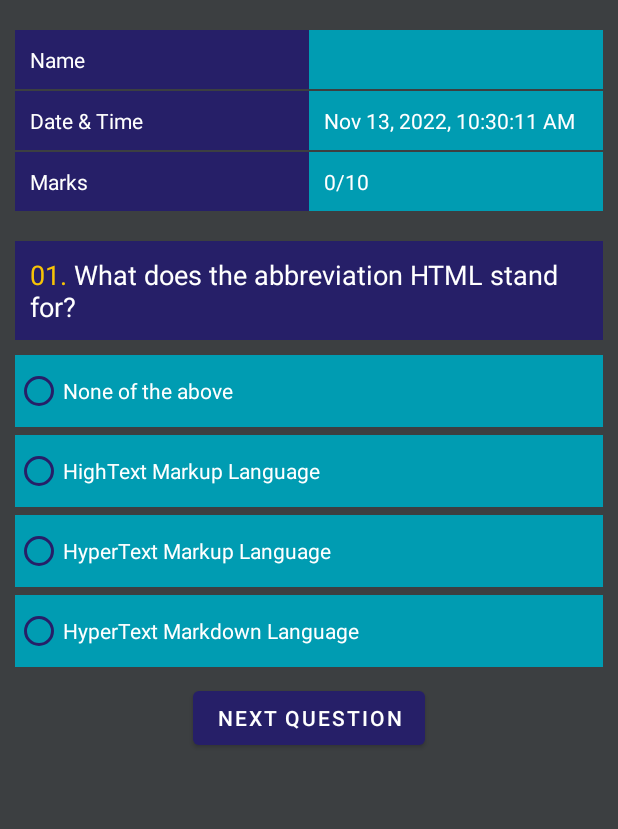
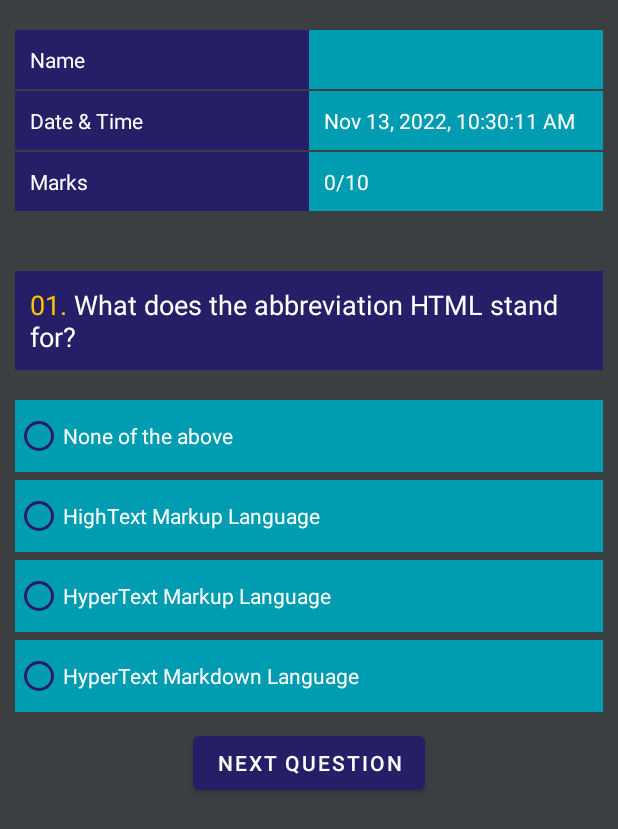
Before and after one commit to shahbazhassan42000/fun2learn, an Android app: the quizActivity screen opened directly, with no data from a screen before it, on a phone screen of 412 x 824 dp. Shown: the top 829 px of the screen. Run offline under Robolectric (Android 15) with nearby library versions, the phone set to English and light mode, and no system bars; Roboto replaces fonts that are not available here.

Commit message:
fixed margins and paddings

```diff
--- a/app/src/main/assets/HtmlOptions.txt
+++ b/app/src/main/assets/HtmlOptions.txt
@@ -1,5 +1,5 @@
 HyperText Markup Language;HighText Markup Language;HyperText Markdown Language;None of the above
-5;1;3;6
+5;1;6;3
 h1;h2;h6;h4
 Ordered Unordered Lists;Bulleted Numbered Lists;Named Unnamed Lists;None of the above
 <ul>;<ol>;<href>;<b>
--- a/app/src/main/java/shahbaz4311/fun2learn/keyActivity.java
+++ b/app/src/main/java/shahbaz4311/fun2learn/keyActivity.java
@@ -67,7 +67,7 @@ public class keyActivity extends AppCompatActivity {
         int index=0,checkedID=0;
         for(String option:options){
             RadioButton radioBtn=new RadioButton(this);
-            params.setMargins(0,5,0,0);
+            params.setMargins(0,10,0,0);
             radioBtn.setLayoutParams(params);
             radioBtn.setTextColor(getColor(R.color.white));
             radioBtn.setBackgroundColor(getColor(R.color.secondary));
@@ -97,7 +97,7 @@ public class keyActivity extends AppCompatActivity {
         ques.setBackgroundColor(getColor(R.color.primary));
         ques.setTextColor(getColor(R.color.white));
         LinearLayout.LayoutParams params = new LinearLayout.LayoutParams(ViewGroup.LayoutParams.MATCH_PARENT, ViewGroup.LayoutParams.WRAP_CONTENT);
-        params.setMargins(0, 20, 0, 5);
+        params.setMargins(0, 60, 0, 10);
         TextView t=findViewById(R.id.t);
         ques.setPadding(t.getPaddingLeft(), t.getPaddingTop(), t.getPaddingRight(), t.getPaddingBottom());
         ques.setLayoutParams(params);
--- a/app/src/main/res/layout/activity_key.xml
+++ b/app/src/main/res/layout/activity_key.xml
@@ -120,6 +120,8 @@
             android:textColor="@color/white"
             android:layout_gravity="center"
             android:layout_marginTop="20sp"
+            android:layout_marginBottom="-30sp"
+            android:padding="10sp"
             android:textAlignment="center"
             android:background="@color/secondary"
             android:textAppearance="@style/TextAppearance.AppCompat.Large"/>
--- a/app/src/main/res/layout/activity_quiz.xml
+++ b/app/src/main/res/layout/activity_quiz.xml
@@ -115,7 +115,7 @@
 
     <TextView
         android:id="@+id/quesInp"
-        android:layout_marginTop="20sp"
+        android:layout_marginTop="40sp"
         android:layout_width="match_parent"
         android:layout_height="wrap_content"
         android:text=""
@@ -123,7 +123,7 @@
         android:background="@color/primary"
         android:textColor="@color/white"
         android:textAppearance="@style/TextAppearance.AppCompat.Medium"
-        android:layout_marginBottom="10sp"
+        android:layout_marginBottom="20sp"
         />
 
     <RadioGroup
```
